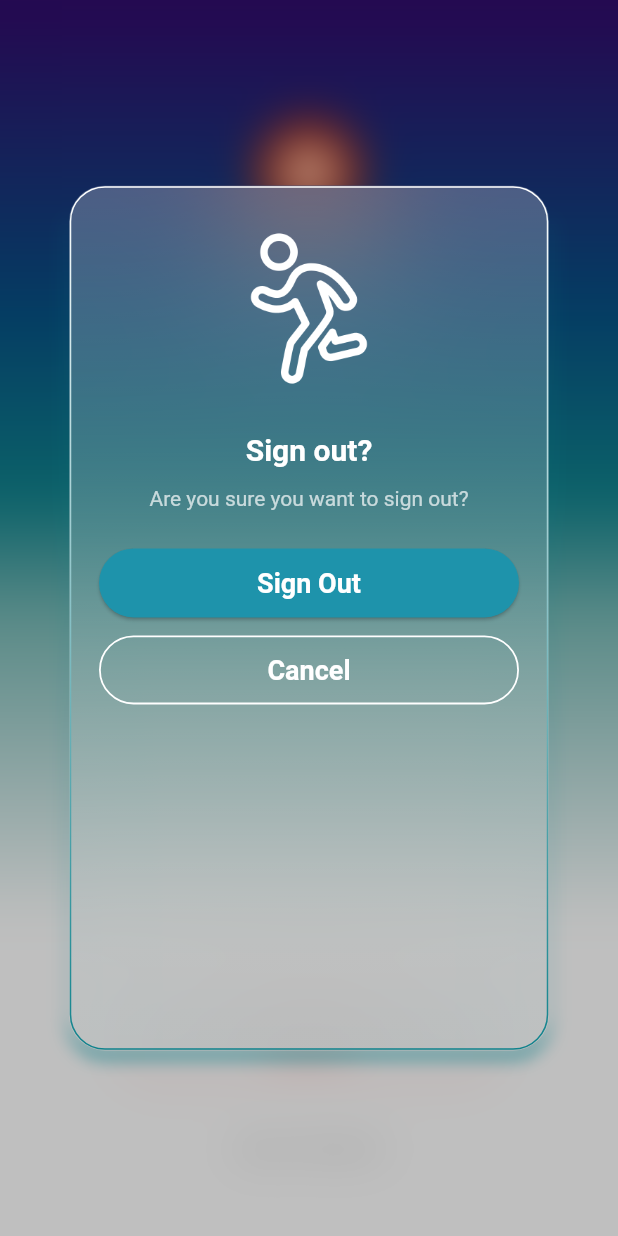
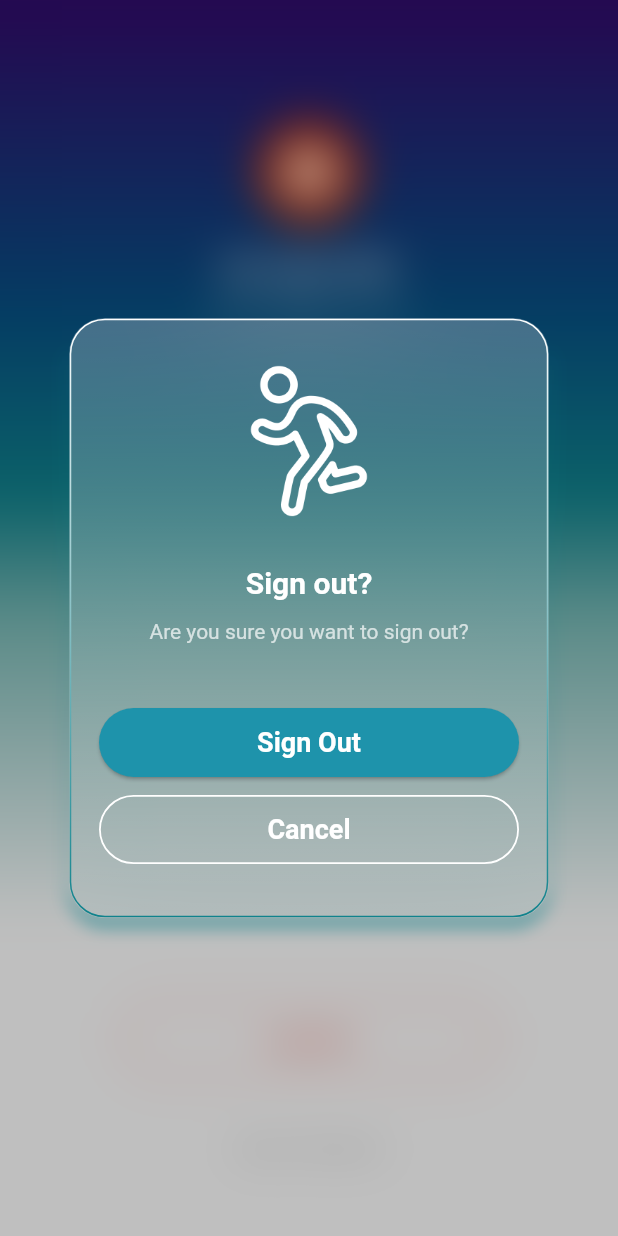
Before and after one commit to Pattaphon-sr/room_reservation_system_app, a Flutter app: the screen it shows after launch, after a tap on "Log Out", on a phone screen of 412 x 824 dp. Run offline on Flutter 3.47's test engine with Material 3 defaults, Android fonts, the phone set to English and light mode, and no system bars.

Commit message:
Edit Size showSignOutDialog

```diff
--- a/lib/features/user/account.dart
+++ b/lib/features/user/account.dart
@@ -90,12 +90,13 @@ class _AccountPageState extends State<AccountPage> {
   Future<void> _showSignOutDialog(BuildContext context) async {
     await showAirDialog(
       context,
+      height: 400,
       title: null,
       content: Center(
         // Center ทำให้ dialog อยู่ตรงกลางแน่นอน
         child: SingleChildScrollView(
           child: Column(
-          mainAxisSize: MainAxisSize.min, // พอดีกับเนื้อหา
+            mainAxisAlignment: MainAxisAlignment.spaceBetween,
             crossAxisAlignment: CrossAxisAlignment.center,
             children: [
               const SizedBox(height: 12),
@@ -126,7 +127,7 @@ class _AccountPageState extends State<AccountPage> {
                 style: TextStyle(fontSize: 14, color: Colors.white70),
                 textAlign: TextAlign.center,
               ),
-            const SizedBox(height: 24),
+              const SizedBox(height: 42),
               AppButton.solid(
                 label: 'Sign Out',
                 onPressed: () async {
```
Lines whose indentation alone changed are shown as unchanged.
